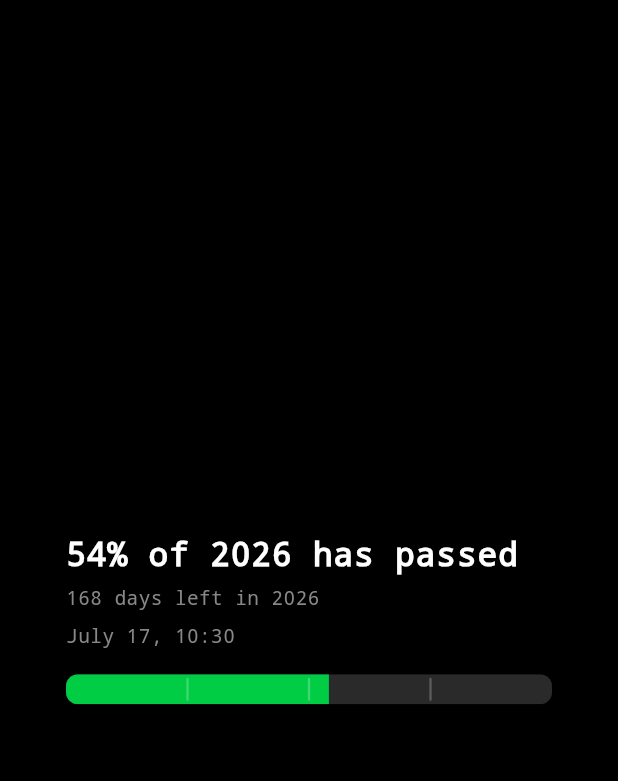
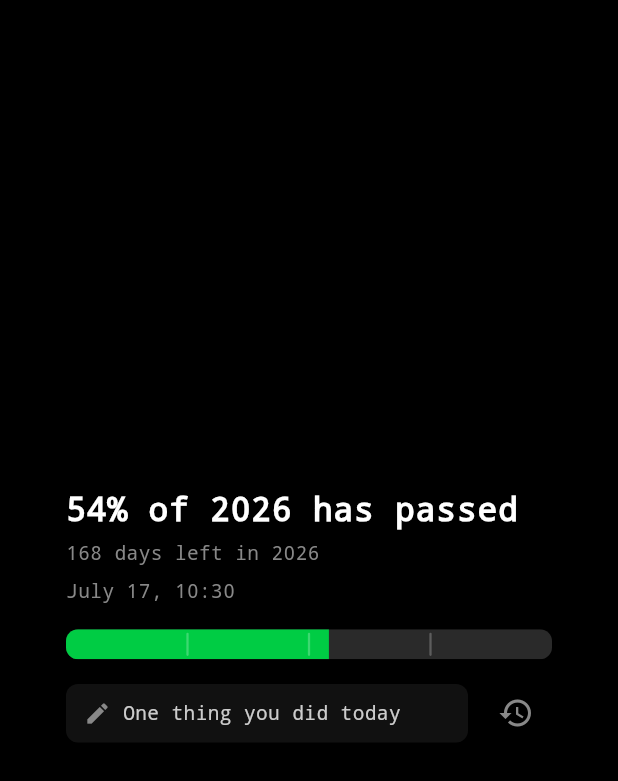
Before and after one commit to oaius/GutBar, a Flutter app: the screen it shows after launch, on a phone screen of 412 x 824 dp. Shown: the top 781 px of the screen. Run offline on Flutter 3.47's test engine with Material 3 defaults, Android fonts, the phone set to English and light mode, and no system bars; our stand-ins replace shared_preferences.

Commit message:
Added notes for reflection or day notes

```diff
--- a/lib/main.dart
+++ b/lib/main.dart
@@ -1,7 +1,13 @@
 import 'dart:async';
 import 'package:flutter/material.dart';
 
-void main() {
+import 'services/reflection_service.dart';
+import 'widgets/reflection_entry_sheet.dart';
+import 'screens/reflection_log_screen.dart';
+
+Future<void> main() async {
+  WidgetsFlutterBinding.ensureInitialized();
+  await ReflectionService.init();
   runApp(const MyApp());
 }
 
@@ -82,6 +88,7 @@ class _YearProgressWidgetState extends State<YearProgressWidget> {
   Widget build(BuildContext context) {
     final progress = _getYearProgress();
     final percent = (progress * 100).toStringAsFixed(0);
+    final todayReflection = ReflectionService.getToday();
 
     return Container(
       padding: const EdgeInsets.all(20),
@@ -155,6 +162,69 @@ class _YearProgressWidgetState extends State<YearProgressWidget> {
               ),
             ),
           ),
+          const SizedBox(height: 12),
+          // Reflection prompt + log button
+          Row(
+            children: [
+              Expanded(
+                child: GestureDetector(
+                  onTap: () async {
+                    await showModalBottomSheet<bool>(
+                      context: context,
+                      isScrollControlled: true,
+                      backgroundColor: Colors.transparent,
+                      builder: (_) => Container(
+                        decoration: const BoxDecoration(
+                          color: Colors.black,
+                          borderRadius: BorderRadius.vertical(top: Radius.circular(12)),
+                        ),
+                        child: ReflectionEntrySheet(onSaved: () => setState(() {})),
+                      ),
+                    );
+                    setState(() {});
+                  },
+                  child: Container(
+                    padding: const EdgeInsets.symmetric(vertical: 10, horizontal: 12),
+                    decoration: BoxDecoration(
+                      color: todayReflection == null ? const Color(0xFF111111) : const Color(0x2033CC66),
+                      borderRadius: BorderRadius.circular(8),
+                    ),
+                    child: Row(
+                      children: [
+                        Icon(
+                          todayReflection == null ? Icons.edit : Icons.check_circle,
+                          color: todayReflection == null ? const Color(0xFF888888) : const Color(0xFF00CC44),
+                          size: 18,
+                        ),
+                        const SizedBox(width: 8),
+                        Expanded(
+                          child: Text(
+                            todayReflection == null ? 'One thing you did today' : todayReflection.text,
+                            maxLines: 1,
+                            overflow: TextOverflow.ellipsis,
+                            style: const TextStyle(
+                              fontFamily: 'monospace',
+                              fontSize: 13,
+                              color: Color(0xFFCCCCCC),
+                            ),
+                          ),
+                        ),
+                      ],
+                    ),
+                  ),
+                ),
+              ),
+              const SizedBox(width: 8),
+              IconButton(
+                onPressed: () async {
+                  await Navigator.of(context).push(MaterialPageRoute(builder: (_) => const ReflectionLogScreen()));
+                  setState(() {});
+                },
+                icon: const Icon(Icons.history, color: Color(0xFF888888)),
+                tooltip: 'View reflections',
+              ),
+            ],
+          ),
         ],
       ),
     );
--- /dev/null
+++ b/lib/models/reflection.dart
@@ -0,0 +1,16 @@
+class Reflection {
+  final DateTime date;
+  final String text;
+
+  Reflection({required this.date, required this.text});
+
+  Map<String, dynamic> toJson() => {
+        'date': date.toIso8601String(),
+        'text': text,
+      };
+
+  static Reflection fromJson(Map<String, dynamic> json) => Reflection(
+        date: DateTime.parse(json['date'] as String),
+        text: json['text'] as String,
+      );
+}
--- /dev/null
+++ b/lib/services/reflection_service.dart
@@ -0,0 +1,60 @@
+import 'dart:convert';
+
+import 'package:shared_preferences/shared_preferences.dart';
+
+import '../models/reflection.dart';
+
+class ReflectionService {
+  static const _kKey = 'reflections';
+  static late SharedPreferences _prefs;
+  static List<Reflection> _items = [];
+
+  static Future<void> init() async {
+    _prefs = await SharedPreferences.getInstance();
+    final raw = _prefs.getString(_kKey);
+    if (raw != null && raw.isNotEmpty) {
+      final List decoded = jsonDecode(raw) as List;
+      _items = decoded.map((e) => Reflection.fromJson(Map<String, dynamic>.from(e))).toList();
+    } else {
+      _items = [];
+    }
+  }
+
+  static List<Reflection> getAll() {
+    final copy = List<Reflection>.from(_items);
+    copy.sort((a, b) => b.date.compareTo(a.date));
+    return copy;
+  }
+
+  static Reflection? getForDate(DateTime date) {
+    final d = DateTime(date.year, date.month, date.day);
+    for (final r in _items) {
+      if (r.date.year == d.year && r.date.month == d.month && r.date.day == d.day) return r;
+    }
+    return null;
+  }
+
+  static Reflection? getToday() => getForDate(DateTime.now());
+
+  static Future<void> saveForDate(DateTime date, String text) async {
+    if (text.trim().isEmpty) return;
+    final d = DateTime(date.year, date.month, date.day);
+    // remove existing for that day
+    _items.removeWhere((r) => r.date.year == d.year && r.date.month == d.month && r.date.day == d.day);
+    _items.add(Reflection(date: d, text: text));
+    await _persist();
+  }
+
+  static Future<void> saveToday(String text) => saveForDate(DateTime.now(), text);
+
+  static Future<void> _persist() async {
+    final encoded = jsonEncode(_items.map((r) => r.toJson()).toList());
+    await _prefs.setString(_kKey, encoded);
+  }
+
+  static Future<void> deleteForDate(DateTime date) async {
+    final d = DateTime(date.year, date.month, date.day);
+    _items.removeWhere((r) => r.date.year == d.year && r.date.month == d.month && r.date.day == d.day);
+    await _persist();
+  }
+}
--- a/pubspec.yaml
+++ b/pubspec.yaml
@@ -34,6 +34,8 @@ dependencies:
   # The following adds the Cupertino Icons font to your application.
   # Use with the CupertinoIcons class for iOS style icons.
   cupertino_icons: ^1.0.8
+  shared_preferences: ^2.0.15
+  intl: ^0.18.1
 
 dev_dependencies:
   flutter_test:
```
Also changed, not shown: lib/screens/reflection_log_screen.dart (added, +96 -0 lines), lib/widgets/reflection_entry_sheet.dart (added, +80 -0 lines), pubspec.lock, 1 other file.
